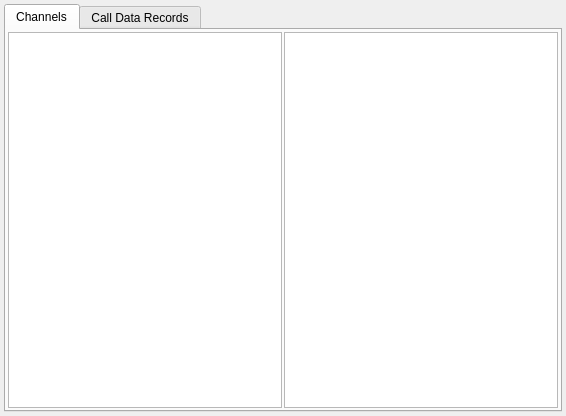
This is ui/asthostform.ui in rudilee/ACM as Qt 5 draws it before an edit. The edited form follows.
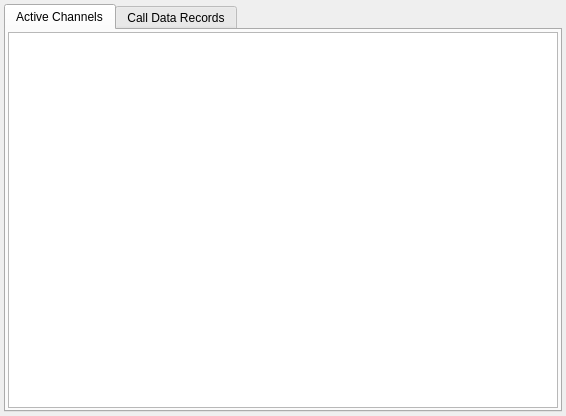
This is the edited form.

```diff
--- a/ui/asthostform.ui
+++ b/ui/asthostform.ui
@@ -21,17 +21,20 @@
      </property>
      <widget class="QWidget" name="channelsTab">
       <attribute name="title">
-       <string>Channels</string>
+       <string>Active Channels</string>
       </attribute>
       <layout class="QHBoxLayout" name="horizontalLayout">
        <property name="spacing">
-        <number>2</number>
+        <number>0</number>
        </property>
        <property name="margin">
         <number>2</number>
        </property>
        <item>
         <widget class="QScrollArea" name="channelsArea">
+         <property name="verticalScrollBarPolicy">
+          <enum>Qt::ScrollBarAlwaysOff</enum>
+         </property>
          <property name="widgetResizable">
           <bool>true</bool>
          </property>
@@ -40,27 +43,7 @@
            <rect>
             <x>0</x>
             <y>0</y>
-            <width>272</width>
-            <height>371</height>
-           </rect>
-          </property>
-          <property name="styleSheet">
-           <string notr="true">background-color: rgb(255, 255, 255);</string>
-          </property>
-         </widget>
-        </widget>
-       </item>
-       <item>
-        <widget class="QScrollArea" name="dahdiArea">
-         <property name="widgetResizable">
-          <bool>true</bool>
-         </property>
-         <widget class="QWidget" name="dahdiAreaWidgetContents">
-          <property name="geometry">
-           <rect>
-            <x>0</x>
-            <y>0</y>
-            <width>272</width>
+            <width>548</width>
             <height>371</height>
            </rect>
           </property>
```
Left out of the diff: 3 changed lines with no effect on the pictures.
